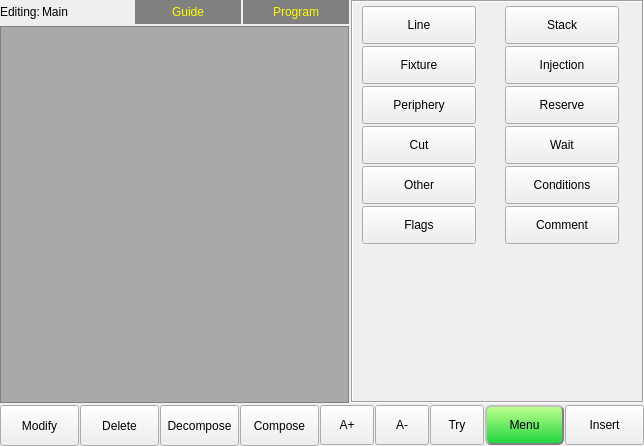
Qt form hcinstruction/ichcinstructionpageframe_5.ui (dongdong-2009/3-5AxisRobot) before a commit.
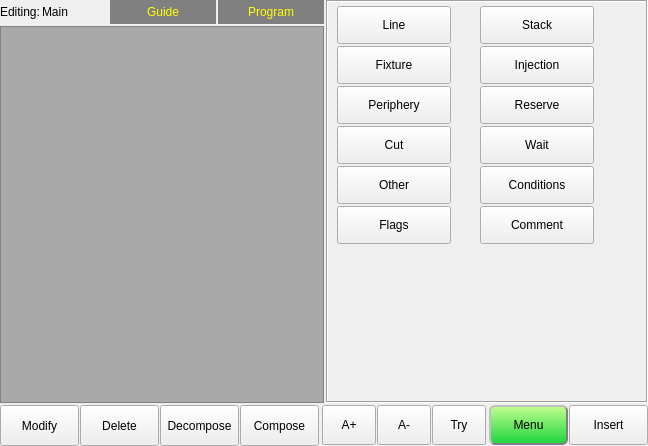
The same form after that commit. Icons and pictures are not drawn.

Patch:
```diff
--- a/hcinstruction/ichcinstructionpageframe_5.ui
+++ b/hcinstruction/ichcinstructionpageframe_5.ui
@@ -6,7 +6,7 @@
    <rect>
     <x>0</x>
     <y>0</y>
-    <width>635</width>
+    <width>648</width>
     <height>446</height>
    </rect>
   </property>
@@ -225,16 +225,10 @@
        </property>
        <property name="minimumSize">
         <size>
-         <width>293</width>
+         <width>320</width>
          <height>0</height>
         </size>
        </property>
-       <property name="maximumSize">
-        <size>
-         <width>266</width>
-         <height>16777215</height>
-        </size>
-       </property>
        <property name="frameShape">
         <enum>QFrame::Box</enum>
        </property>
```
